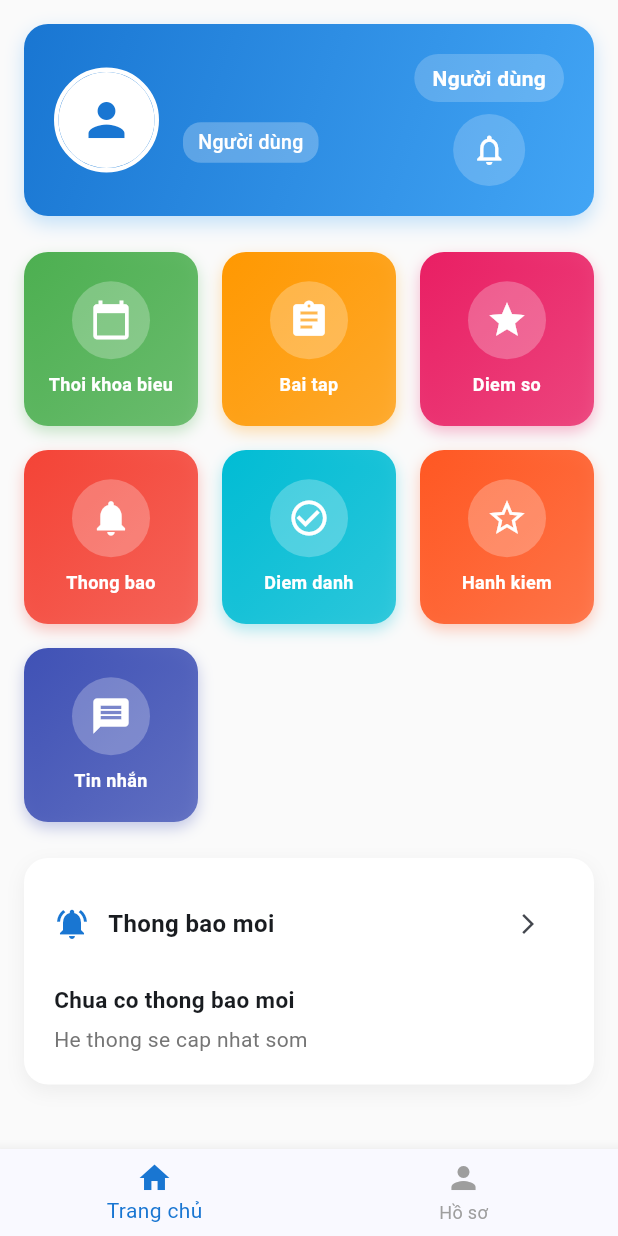
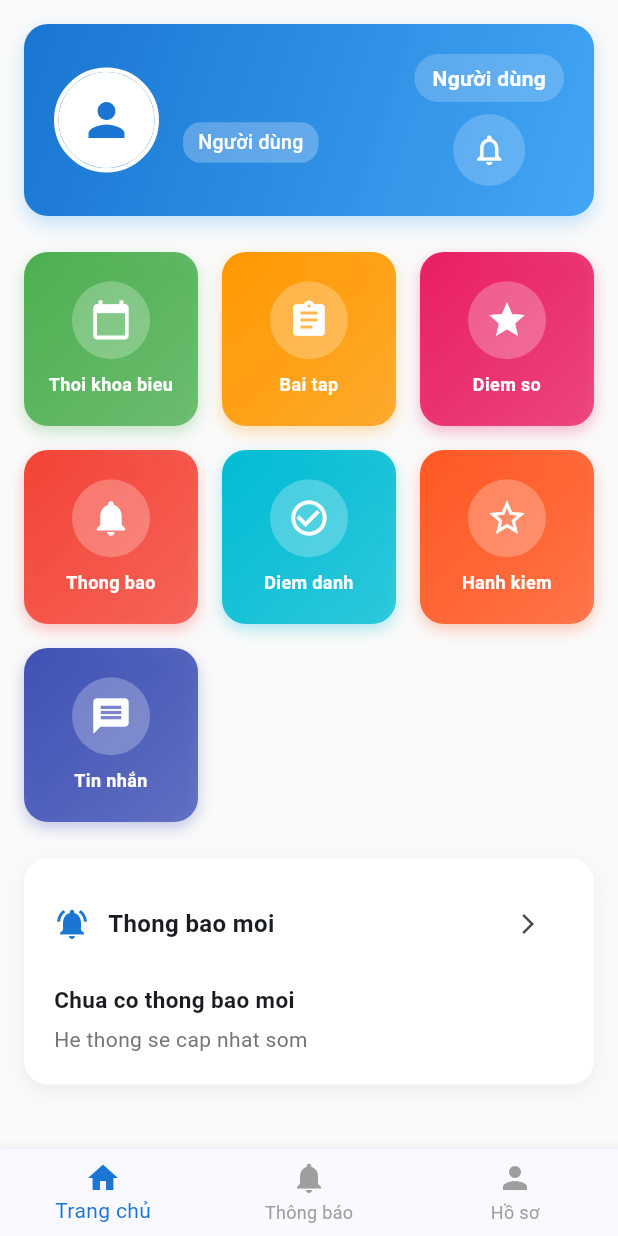
Before and after one commit to longdvhe170204/contact_book, a Flutter app: the MainScreen screen opened directly, on a phone screen of 412 x 824 dp. Run offline on Flutter 3.47's test engine with Material 3 defaults, Android fonts, the phone set to English and light mode, and no system bars; our stand-ins replace shared_preferences; missing offline and left inert: stomp_dart_client; accounts and stored records are empty; network calls fail.

Commit message:
update login and main-screen

```diff
--- a/prm/lib/screen/main_screen.dart
+++ b/prm/lib/screen/main_screen.dart
@@ -1,6 +1,7 @@
 import 'package:flutter/material.dart';
 import 'home_screen.dart';
 import 'profile_screen.dart';
+import 'notification_screen.dart';
 
 class MainScreen extends StatefulWidget {
   const MainScreen({super.key});
@@ -14,7 +15,8 @@ class _MainScreenState extends State<MainScreen> {
 
   final List<Widget> _screens = const [
     HomeScreen(),
-    const ProfileScreen(),
+    NotificationScreen(),
+    ProfileScreen(),
   ];
 
   @override
@@ -37,6 +39,10 @@ class _MainScreenState extends State<MainScreen> {
             label: 'Trang chủ',
           ),
           BottomNavigationBarItem(
+            icon: Icon(Icons.notifications),
+            label: 'Thông báo',
+          ),
+          BottomNavigationBarItem(
             icon: Icon(Icons.person),
             label: 'Hồ sơ',
           ),
```
Also changed, not shown: prm/lib/screen/login.dart (+12 -0 lines), 1 other file.
